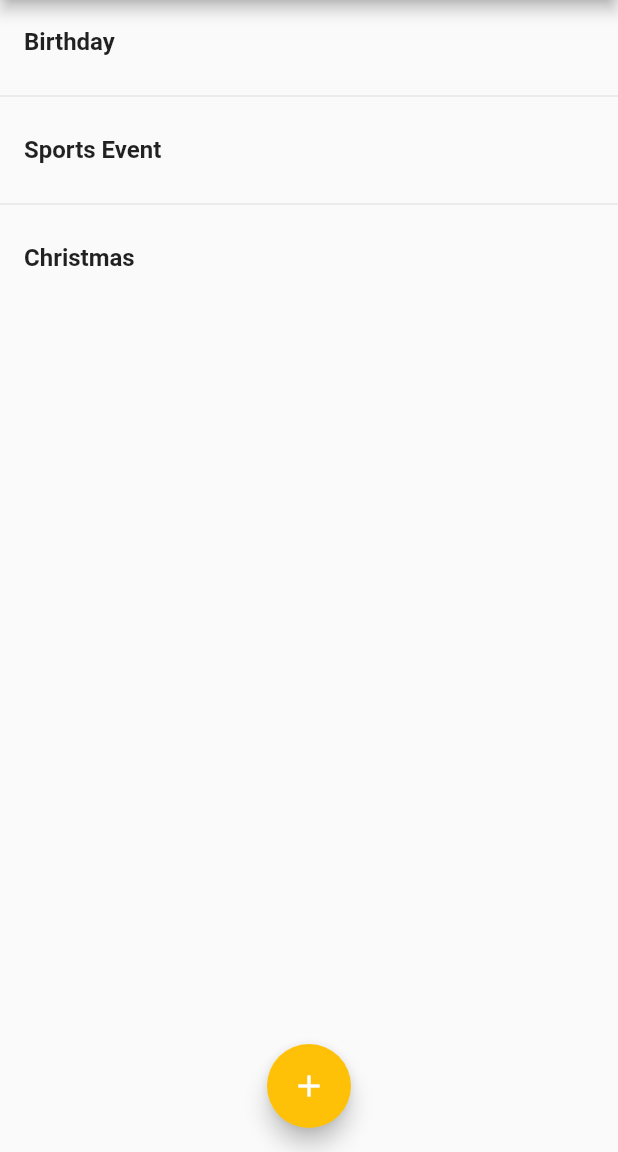
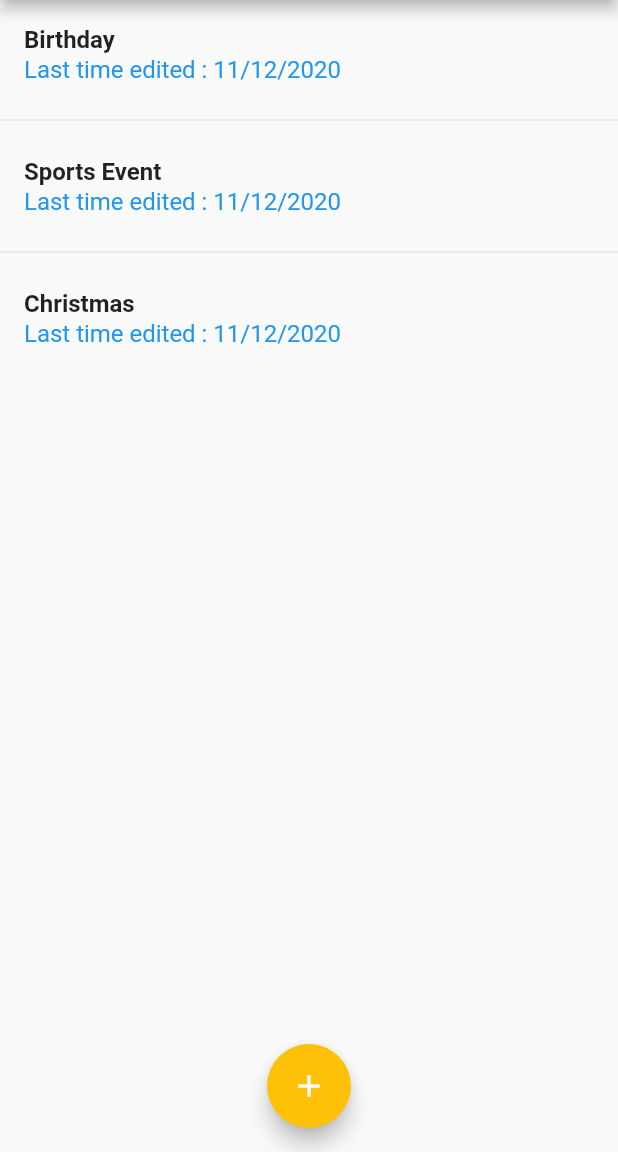
Before and after one commit to crataristo4/notes_app, a Flutter app: the screen it shows after launch, on a phone screen of 412 x 824 dp, the part 84-1236 px from its top. Run offline on Flutter 3.47's test engine with Material 2 defaults, Android fonts, the phone set to English and light mode, and no system bars; Roboto replaces fonts that are missing (Signatra).

Commit message:
displayed items in List view , added new constants

```diff
--- a/lib/constants/appConstants.dart
+++ b/lib/constants/appConstants.dart
@@ -7,4 +7,6 @@ class AppConstants {
   get margin32 => 32.0;
   get margin8 => 8.0;
   get margin16 => 16.0;
+
+  get font16 => 16.0;
 }
--- a/lib/pages/homePage.dart
+++ b/lib/pages/homePage.dart
@@ -23,6 +23,10 @@ class HomePage extends StatelessWidget {
         lastTimeEdited: DateTime.now()),
   ];
 
+  String dateTimeFormatter(DateTime dateTime) {
+    return '${dateTime.day}/${dateTime.month}/${dateTime.year}';
+  }
+
   @override
   Widget build(BuildContext context) {
     return Scaffold(
@@ -45,6 +49,11 @@ class HomePage extends StatelessWidget {
                 noteList[index].noteTitle,
                 style: TextStyle(fontWeight: FontWeight.w700),
               ),
+              subtitle: Text(
+                'Last time edited : ${dateTimeFormatter(noteList[index].dateCreated)}',
+                style: TextStyle(
+                    fontSize: AppConstants().font16, color: Colors.blue),
+              ),
             );
           },
           separatorBuilder: (context, index) => Divider(),
```
